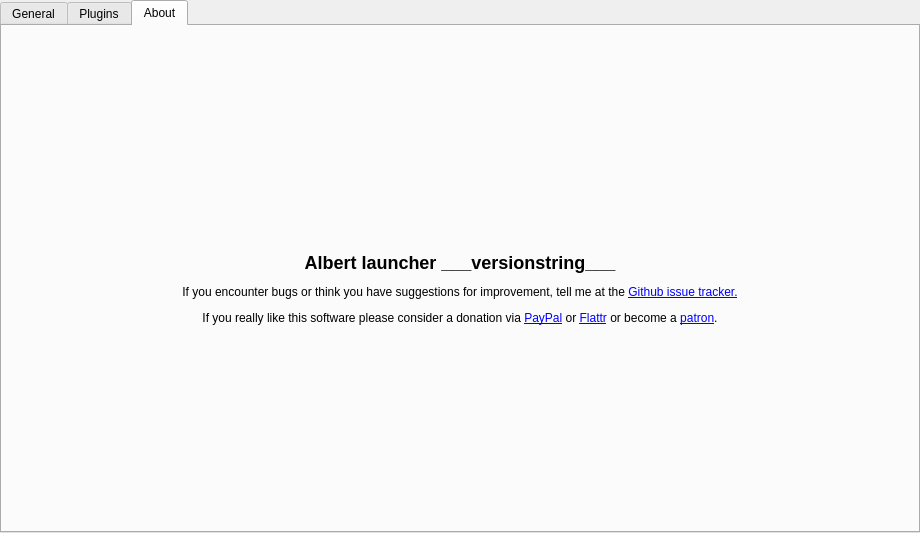
This is src/application/src/settingswidget/settingswidget.ui in albertlauncher/albert as Qt 5 draws it before an edit. The edited form follows.
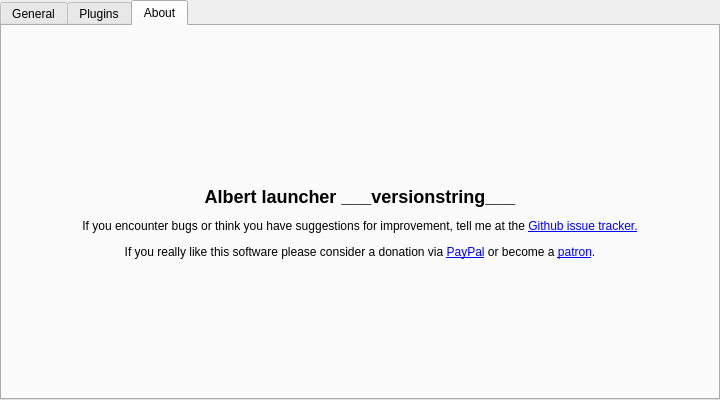
This is the edited form. The open tabs and pages were chosen to show the change. Icons and pictures are not drawn. Custom widgets are drawn as their Qt base class.

Commit message: Remove flattr link.

The edit to the form file:
```diff
--- a/src/application/src/settingswidget/settingswidget.ui
+++ b/src/application/src/settingswidget/settingswidget.ui
@@ -2,14 +2,6 @@
 <ui version="4.0">
  <class>SettingsDialog</class>
  <widget class="QWidget" name="SettingsDialog">
-  <property name="geometry">
-   <rect>
-    <x>0</x>
-    <y>0</y>
-    <width>920</width>
-    <height>533</height>
-   </rect>
-  </property>
   <property name="minimumSize">
    <size>
     <width>720</width>
@@ -590,7 +582,7 @@
 &lt;body&gt;
 &lt;h2&gt;Albert launcher ___versionstring___&lt;/h2&gt;
 &lt;p&gt;If you encounter bugs or think you have suggestions for improvement, tell me at the &lt;a href=&quot;https://github.com/ManuelSchneid3r/albert/issues&quot;&gt;Github issue tracker.&lt;/a&gt;&lt;/p&gt;
-&lt;p&gt;If you really like this software please consider a donation via &lt;a href=&quot;https://www.paypal.com/cgi-bin/webscr?cmd=_s-xclick&amp;amp;hosted_button_id=W74BQPKPGNSNC&quot;&gt;PayPal&lt;/a&gt; or &lt;a href=&quot;https://flattr.com/submit/auto?user_id=manuelschneid3r&amp;amp;url=https%3A%2F%2Fgithub.com%2FManuelSchneid3r%2Falbert&quot;&gt;Flattr&lt;/a&gt; or become a &lt;a href=&quot;https://www.patreon.com/albertlauncher&quot;&gt;patron&lt;/a&gt;.&lt;/p&gt;
+&lt;p&gt;If you really like this software please consider a donation via &lt;a href=&quot;https://www.paypal.com/cgi-bin/webscr?cmd=_s-xclick&amp;amp;hosted_button_id=W74BQPKPGNSNC&quot;&gt;PayPal&lt;/a&gt; or become a &lt;a href=&quot;https://www.patreon.com/albertlauncher&quot;&gt;patron&lt;/a&gt;.&lt;/p&gt;
 &lt;/body&gt;
 &lt;/html&gt;</string>
          </property>
```
